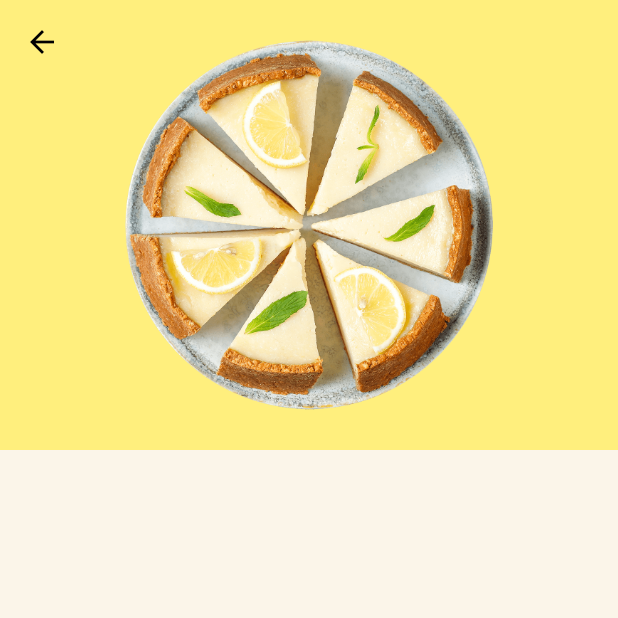
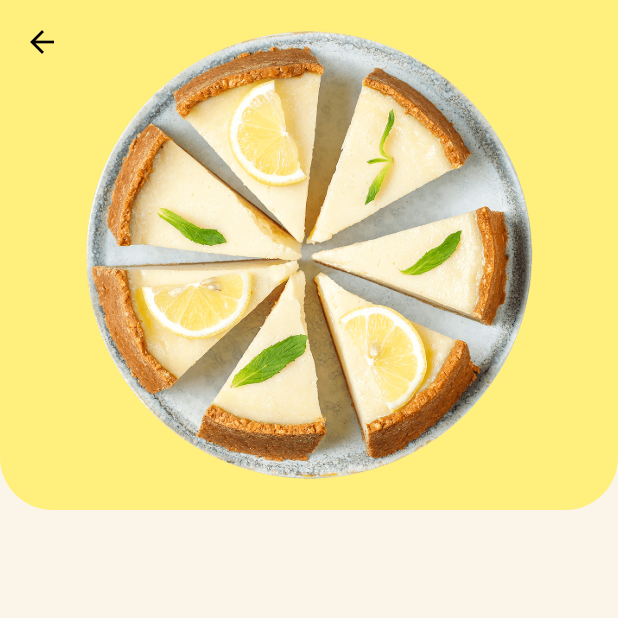
Before and after one commit to Roaa94/recipes_ui_app, a Flutter app: the screen it shows after launch, after a tap on "Lemon Cheesecake", on a phone screen of 412 x 824 dp, the top half of it. Run offline on Flutter 3.47's test engine with Material 2 defaults, Android fonts, the phone set to English and light mode, and no system bars; our stand-ins replace flutter_riverpod, sensors_plus.

Commit message:
feat: adds hero animation to menu item container

```diff
--- a/lib/menu/views/widgets/food_item_sliver_app_bar.dart
+++ b/lib/menu/views/widgets/food_item_sliver_app_bar.dart
@@ -6,7 +6,7 @@ class FoodItemSliverAppBar extends StatefulWidget {
     Key? key,
     this.scrollController,
     required this.menuItem,
-    this.expandedHeight = 300,
+    this.expandedHeight = 340,
     this.collapsedHeight = 200,
   }) : super(key: key);
 
@@ -58,19 +58,37 @@ class _FoodItemSliverAppBarState extends State<FoodItemSliverAppBar> {
       expandedHeight: widget.expandedHeight == null
           ? null
           : widget.expandedHeight! + MediaQuery.of(context).padding.top,
-
-      flexibleSpace: Container(
+      flexibleSpace: Stack(
+        children: [
+          Hero(
+            tag: '__food_item_${widget.menuItem.id}_image_bg__',
+            child: Container(
               decoration: BoxDecoration(
                 color: widget.menuItem.bgColor,
+                borderRadius: BorderRadius.only(
+                  bottomRight: Radius.circular(35),
+                  bottomLeft: Radius.circular(35),
+                ),
               ),
               alignment: Alignment.center,
+            ),
+          ),
+          SafeArea(
+            bottom: false,
+            child: Padding(
+              padding: const EdgeInsets.symmetric(vertical: 20),
+              child: Center(
                 child: Hero(
                   tag: '__food_item_${widget.menuItem.id}_image__',
                   child: Image.asset(
                     widget.menuItem.image,
-            width: MediaQuery.of(context).size.width * 0.6,
+                    width: MediaQuery.of(context).size.width * 0.75,
                   ),
                 ),
+              ),
+            ),
+          ),
+        ],
       ),
     );
   }
```
Lines whose indentation alone changed are shown as unchanged.
